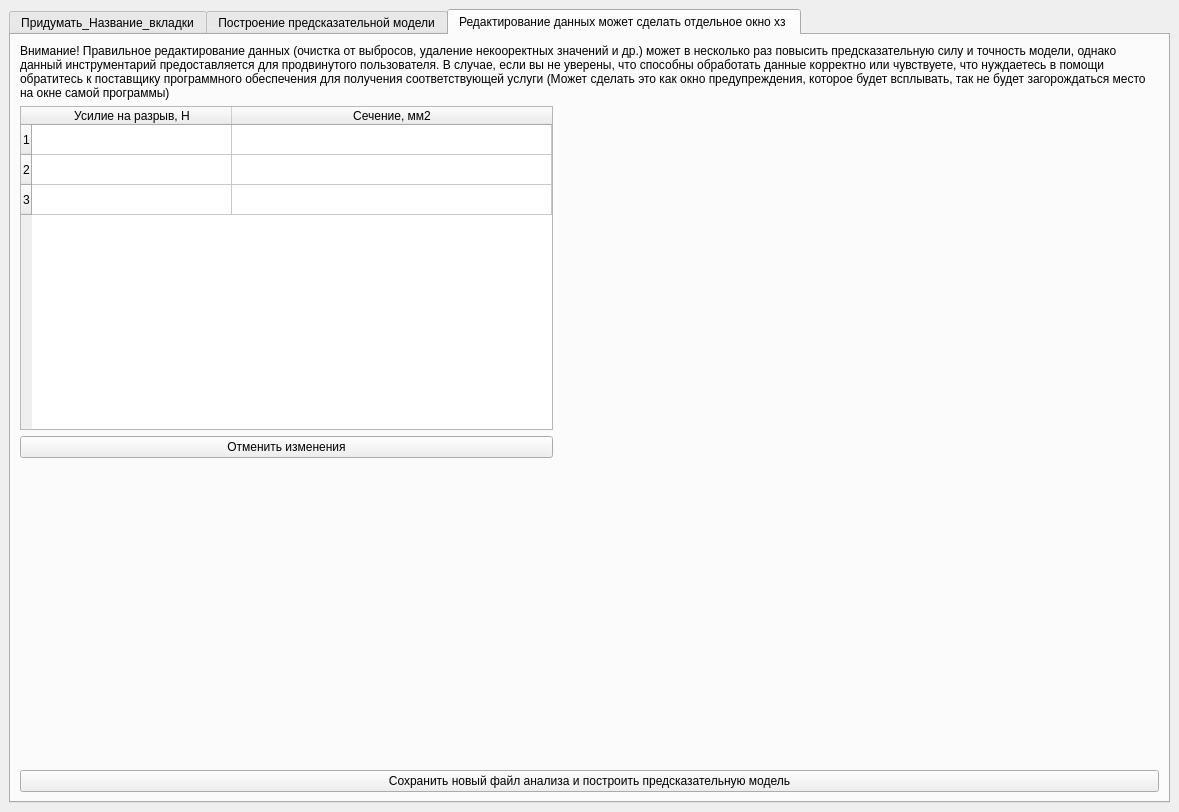
The window that new_window.ui (gruzdev-as/Least_square_app) describes before a commit, drawn with Qt 5.
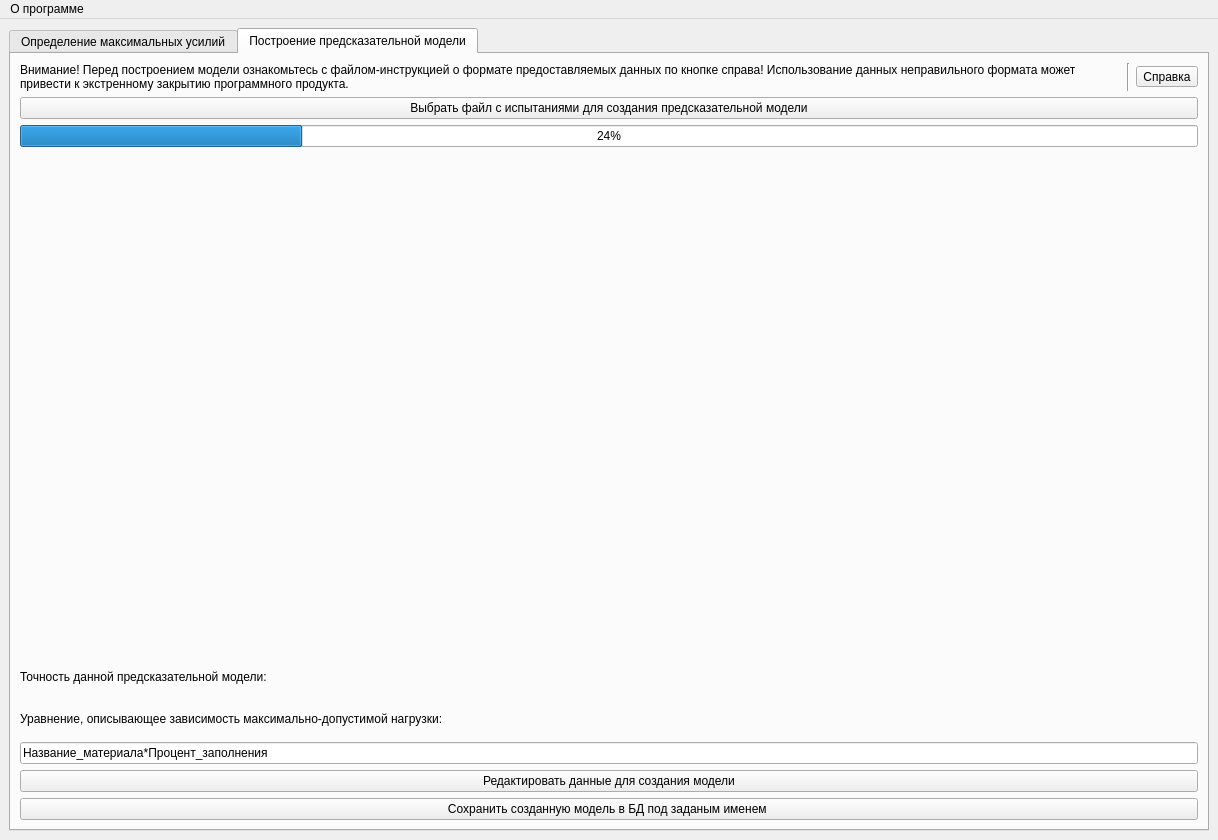
The same window after the commit.

Commit message: created additional windows

Diff of the .ui file:
```diff
--- a/new_window.ui
+++ b/new_window.ui
@@ -6,10 +6,16 @@
    <rect>
     <x>0</x>
     <y>0</y>
-    <width>1179</width>
-    <height>812</height>
+    <width>1218</width>
+    <height>840</height>
    </rect>
   </property>
+  <property name="sizePolicy">
+   <sizepolicy hsizetype="Fixed" vsizetype="Fixed">
+    <horstretch>0</horstretch>
+    <verstretch>0</verstretch>
+   </sizepolicy>
+  </property>
   <property name="windowTitle">
    <string>MainWindow</string>
   </property>
@@ -17,12 +23,18 @@
    <layout class="QVBoxLayout" name="verticalLayout">
     <item>
      <widget class="QTabWidget" name="tabWidget">
+      <property name="minimumSize">
+       <size>
+        <width>1200</width>
+        <height>800</height>
+       </size>
+      </property>
       <property name="currentIndex">
-       <number>2</number>
+       <number>1</number>
       </property>
       <widget class="QWidget" name="tab">
        <attribute name="title">
-        <string>Придумать_Название_вкладки</string>
+        <string>Определение максимальных усилий</string>
        </attribute>
        <layout class="QVBoxLayout" name="verticalLayout_2">
         <item>
@@ -205,7 +217,7 @@
           <property name="minimumSize">
            <size>
             <width>0</width>
-            <height>400</height>
+            <height>500</height>
            </size>
           </property>
          </widget>
@@ -247,109 +259,6 @@
         </item>
        </layout>
       </widget>
-      <widget class="QWidget" name="tab_3">
-       <attribute name="title">
-        <string>Редактирование данных может сделать отдельное окно хз </string>
-       </attribute>
-       <layout class="QVBoxLayout" name="verticalLayout_6">
-        <item>
-         <widget class="QLabel" name="label_15">
-          <property name="text">
-           <string>Внимание! Правильное редактирование данных (очистка от выбросов, удаление некооректных значений и др.) может в несколько раз повысить предсказательную силу и точность модели, однако данный инструментарий предоставляется для продвинутого пользователя. В случае, если вы не уверены, что способны обработать данные корректно или чувствуете, что нуждаетесь в помощи обратитесь к поставщику программного обеспечения для получения соответствующей услуги (Может сделать это как окно предупреждения, которое будет всплывать, так не будет загорождаться место на окне самой программы)</string>
-          </property>
-          <property name="wordWrap">
-           <bool>true</bool>
-          </property>
-         </widget>
-        </item>
-        <item>
-         <layout class="QHBoxLayout" name="horizontalLayout_5">
-          <item>
-           <layout class="QVBoxLayout" name="verticalLayout_7">
-            <item>
-             <widget class="QTableWidget" name="tableWidget">
-              <attribute name="horizontalHeaderCascadingSectionResizes">
-               <bool>false</bool>
-              </attribute>
-              <attribute name="horizontalHeaderMinimumSectionSize">
-               <number>100</number>
-              </attribute>
-              <attribute name="horizontalHeaderDefaultSectionSize">
-               <number>200</number>
-              </attribute>
-              <attribute name="horizontalHeaderShowSortIndicator" stdset="0">
-               <bool>false</bool>
-              </attribute>
-              <attribute name="horizontalHeaderStretchLastSection">
-               <bool>true</bool>
-              </attribute>
-              <row>
-               <property name="text">
-                <string>1</string>
-               </property>
-              </row>
-              <row>
-               <property name="text">
-                <string>2</string>
-               </property>
-              </row>
-              <row>
-               <property name="text">
-                <string>3</string>
-               </property>
-              </row>
-              <column>
-               <property name="text">
-                <string>Усилие на разрыв, Н</string>
-               </property>
-              </column>
-              <column>
-               <property name="text">
-                <string>Сечение, мм2</string>
-               </property>
-              </column>
-             </widget>
-            </item>
-            <item>
-             <widget class="QPushButton" name="pushButton_4">
-              <property name="text">
-               <string>Отменить изменения</string>
-              </property>
-             </widget>
-            </item>
-           </layout>
-          </item>
-          <item>
-           <widget class="QWidget" name="widget_3" native="true">
-            <property name="minimumSize">
-             <size>
-              <width>600</width>
-              <height>0</height>
-             </size>
-            </property>
-           </widget>
-          </item>
-         </layout>
-        </item>
-        <item>
-         <widget class="QWidget" name="widget_4" native="true">
-          <property name="minimumSize">
-           <size>
-            <width>0</width>
-            <height>300</height>
-           </size>
-          </property>
-         </widget>
-        </item>
-        <item>
-         <widget class="QPushButton" name="pushButton_5">
-          <property name="text">
-           <string>Сохранить новый файл анализа и построить предсказательную модель</string>
-          </property>
-         </widget>
-        </item>
-       </layout>
-      </widget>
      </widget>
     </item>
    </layout>
@@ -359,10 +268,16 @@
     <rect>
      <x>0</x>
      <y>0</y>
-     <width>1179</width>
+     <width>1218</width>
      <height>22</height>
     </rect>
    </property>
+   <widget class="QMenu" name="menu">
+    <property name="title">
+     <string>О программе</string>
+    </property>
+   </widget>
+   <addaction name="menu"/>
   </widget>
  </widget>
  <resources/>
```
Left out of the diff: 2 changed lines with no effect on the pictures. The commit also changes 2 other files.
